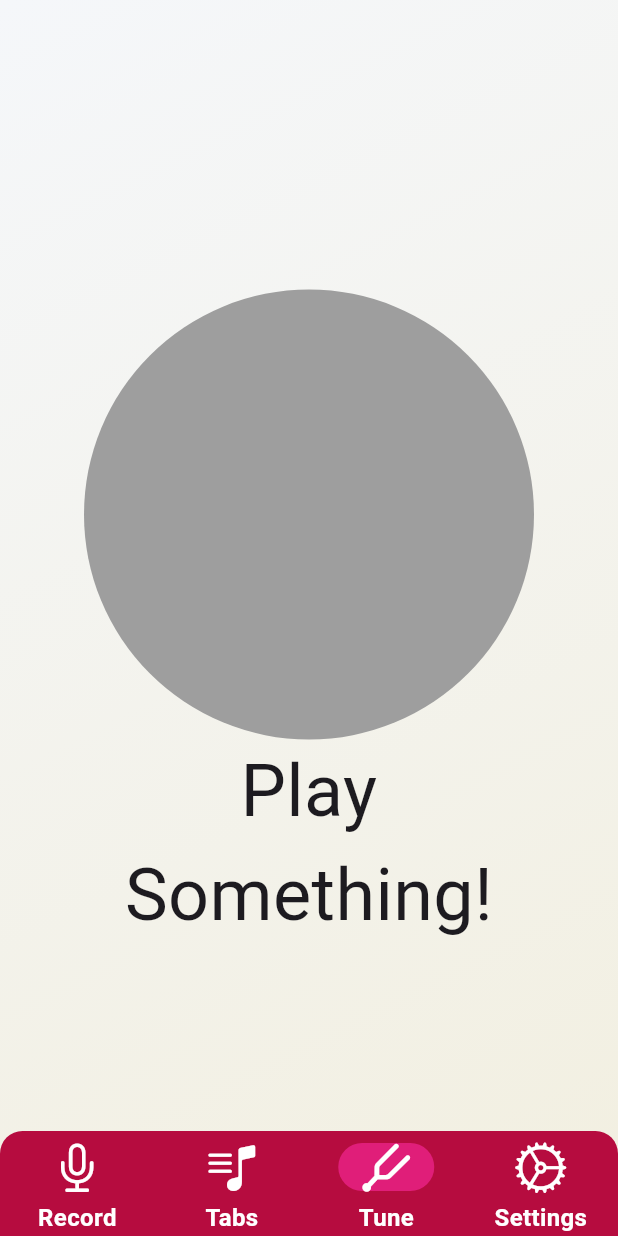
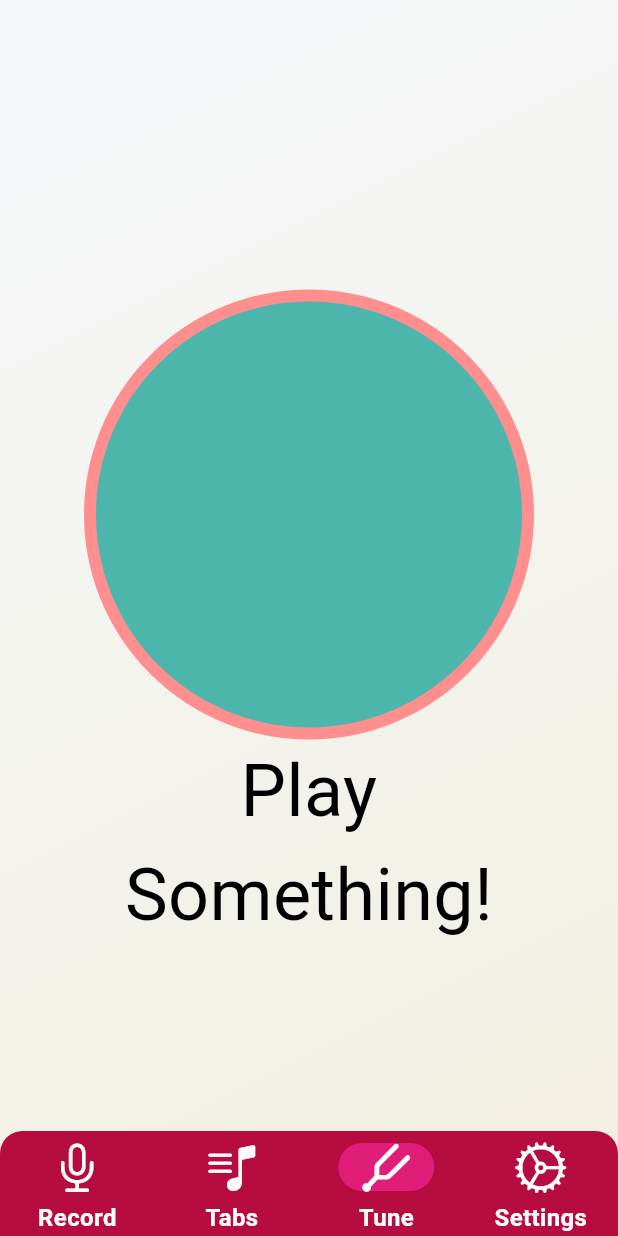
Before and after one commit to TymurBondar/Fretly, a Flutter app: the screen it shows after launch, on a phone screen of 412 x 824 dp. Run offline on Flutter 3.47's test engine with Material 3 defaults, Android fonts, the phone set to English and light mode, and no system bars; our stand-ins replace audioplayers, file_picker, open_file; missing offline and left inert: flutter_audio_capture, pitch_detector_dart, pitchupdart, record.

Commit message:
changed UI

```diff
--- a/lib/screens/tune_screen.dart
+++ b/lib/screens/tune_screen.dart
@@ -40,7 +40,7 @@ class _TuneScreenState extends State<TuneScreen> {
     final List<double> audioSample = buffer.toList();
 
     if (lastEvaluatedTime == null ||
-        DateTime.now().difference(lastEvaluatedTime!).inMilliseconds > 400) {
+        DateTime.now().difference(lastEvaluatedTime!).inMilliseconds > 440) {
       lastEvaluatedTime = DateTime.now();
       // Update last evaluated time
       //Uses pitch_detector_dart library to detect a pitch from the audio sample
@@ -104,9 +104,13 @@ class _TuneScreenState extends State<TuneScreen> {
             height: 300.0,
             decoration: BoxDecoration(
               color: status == 'tuned'
-                  ? const Color.fromARGB(255, 11, 169, 103)
-                  : Colors.grey,
+                  ? const Color.fromARGB(255, 80, 141, 105)
+                  : Colors.teal[300],
               shape: BoxShape.circle,
+              border: Border.all(
+                color: const Color.fromARGB(255, 255, 143, 143),
+                width: 8.0,
+              ),
             ),
             child: Center(
                 child: Text(
@@ -122,6 +126,7 @@ class _TuneScreenState extends State<TuneScreen> {
             status,
             style: const TextStyle(
               fontSize: 48,
+              color: Colors.black,
             ),
             textAlign: TextAlign.center,
           ),
```
